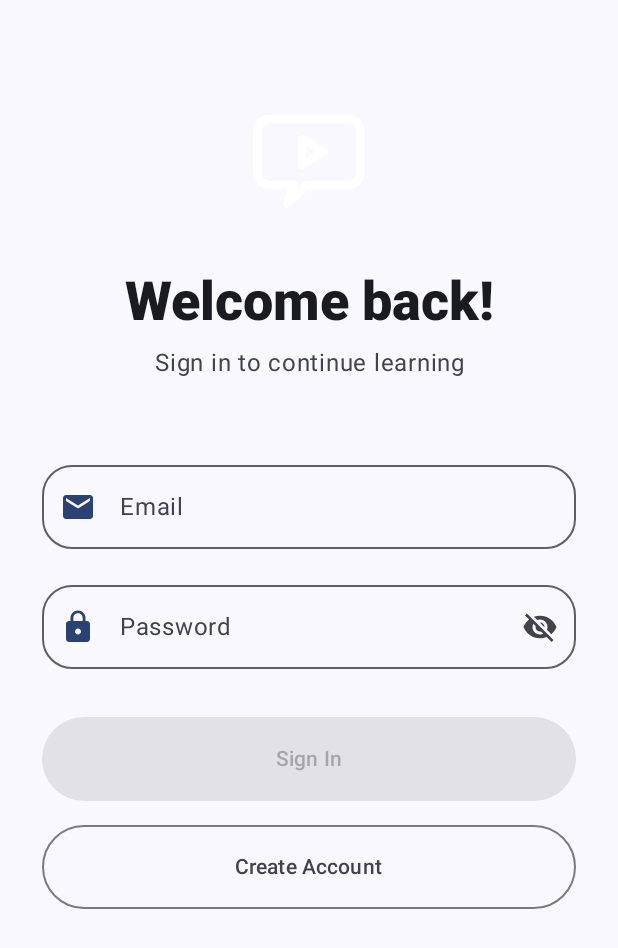
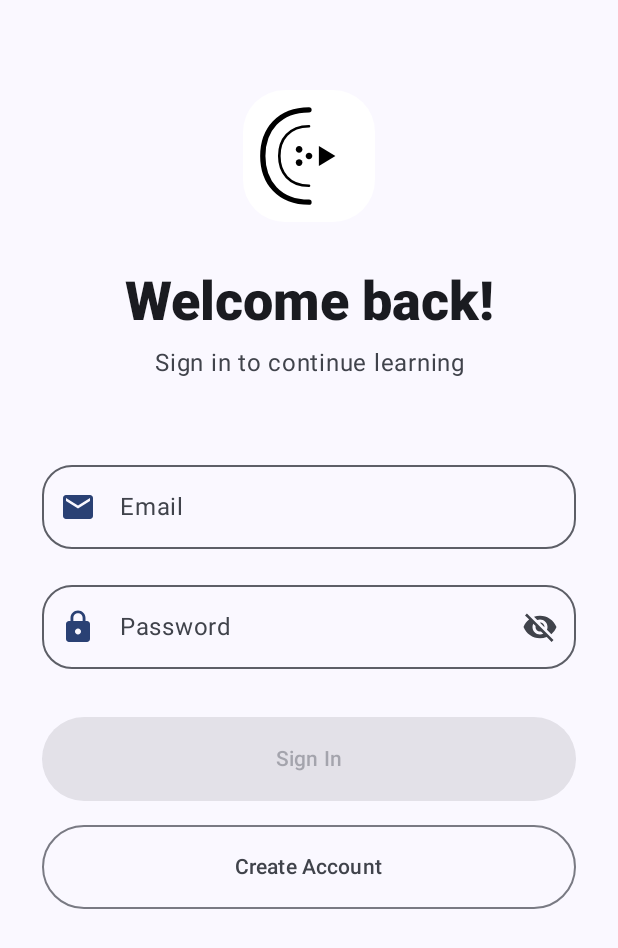
Before and after one commit to verge88/cinewords_native, an Android app built with Jetpack Compose: the screen it shows after launch (MainActivity), on a phone screen of 412 x 824 dp. Shown: the top 948 px of the screen. Run offline under Robolectric (Android 15) with nearby library versions, the phone set to English and light mode, and no system bars.

Commit message:
design: port exact Flutter login vector and document visual parity gaps

```diff
--- a/app/src/main/java/com/cinewords/nativeapp/MainActivity.kt
+++ b/app/src/main/java/com/cinewords/nativeapp/MainActivity.kt
@@ -14,6 +14,7 @@ import androidx.compose.material.icons.filled.*
 import androidx.compose.material3.*
 import androidx.compose.runtime.*
 import androidx.compose.ui.Alignment
+import androidx.compose.ui.draw.clip
 import androidx.compose.ui.Modifier
 import androidx.compose.ui.graphics.Color
 import androidx.compose.ui.text.font.FontWeight
@@ -143,8 +144,9 @@ private fun AuthScreen(state: CineState) {
         .padding(horizontal = 28.dp),
         horizontalAlignment = Alignment.CenterHorizontally) {
         Spacer(Modifier.height(60.dp))
-        Image(painter = painterResource(R.drawable.splash_logo),
-            contentDescription = "CineWords", modifier = Modifier.size(88.dp))
+        Image(painter = painterResource(R.drawable.cinewords_login_logo),
+            contentDescription = "CineWords", modifier = Modifier.size(88.dp)
+                .clip(androidx.compose.foundation.shape.RoundedCornerShape(28.dp)))
         Spacer(Modifier.height(32.dp))
         Text(if (register) "Create Account" else "Welcome back!",
             style = MaterialTheme.typography.displaySmall, fontWeight = FontWeight.ExtraBold,
--- /dev/null
+++ b/app/src/main/res/drawable/cinewords_login_logo.xml
@@ -0,0 +1,24 @@
+<?xml version="1.0" encoding="utf-8"?>
+<vector xmlns:android="http://schemas.android.com/apk/res/android"
+    android:width="88dp"
+    android:height="88dp"
+    android:viewportWidth="200"
+    android:viewportHeight="200">
+    <!-- Direct vector port of Flutter assets/images/cinewords-logo-v1.svg -->
+    <path android:fillColor="#FFFFFFFF" android:pathData="M0,0H200V200H0Z"/>
+    <path android:pathData="M100,30 C55,30 30,60 30,100 C30,140 55,170 100,170"
+        android:fillColor="#00000000" android:strokeColor="#FF000000"
+        android:strokeWidth="8" android:strokeLineCap="round"
+        android:strokeLineJoin="round"/>
+    <path android:pathData="M100,55 C70,55 55,75 55,100 C55,125 70,145 100,145"
+        android:fillColor="#00000000" android:strokeColor="#FF000000"
+        android:strokeWidth="4" android:strokeLineCap="round"
+        android:strokeLineJoin="round"/>
+    <path android:fillColor="#FF000000"
+        android:pathData="M90,90 A5,5 0,1 1,80 90 A5,5 0,1 1,90 90Z"/>
+    <path android:fillColor="#FF000000"
+        android:pathData="M105,100 A5,5 0,1 1,95 100 A5,5 0,1 1,105 100Z"/>
+    <path android:fillColor="#FF000000"
+        android:pathData="M90,110 A5,5 0,1 1,80 110 A5,5 0,1 1,90 110Z"/>
+    <path android:fillColor="#FF000000" android:pathData="M115,85 L115,115 L140,100Z"/>
+</vector>
```
Also changed, not shown: 2 other files.
